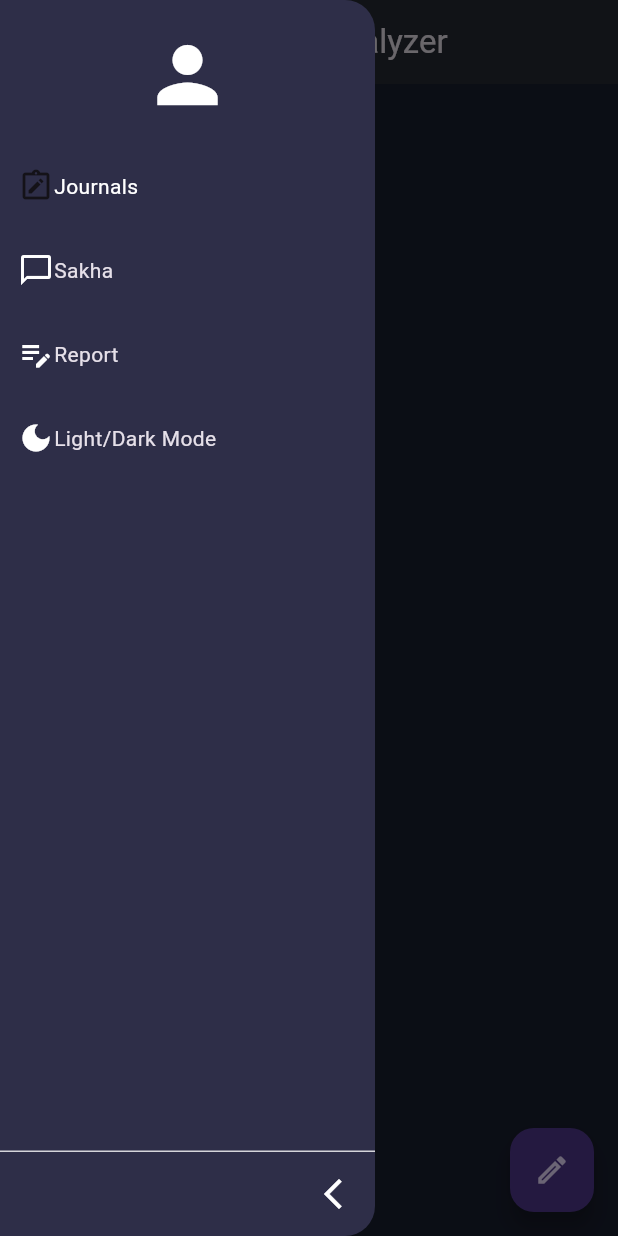
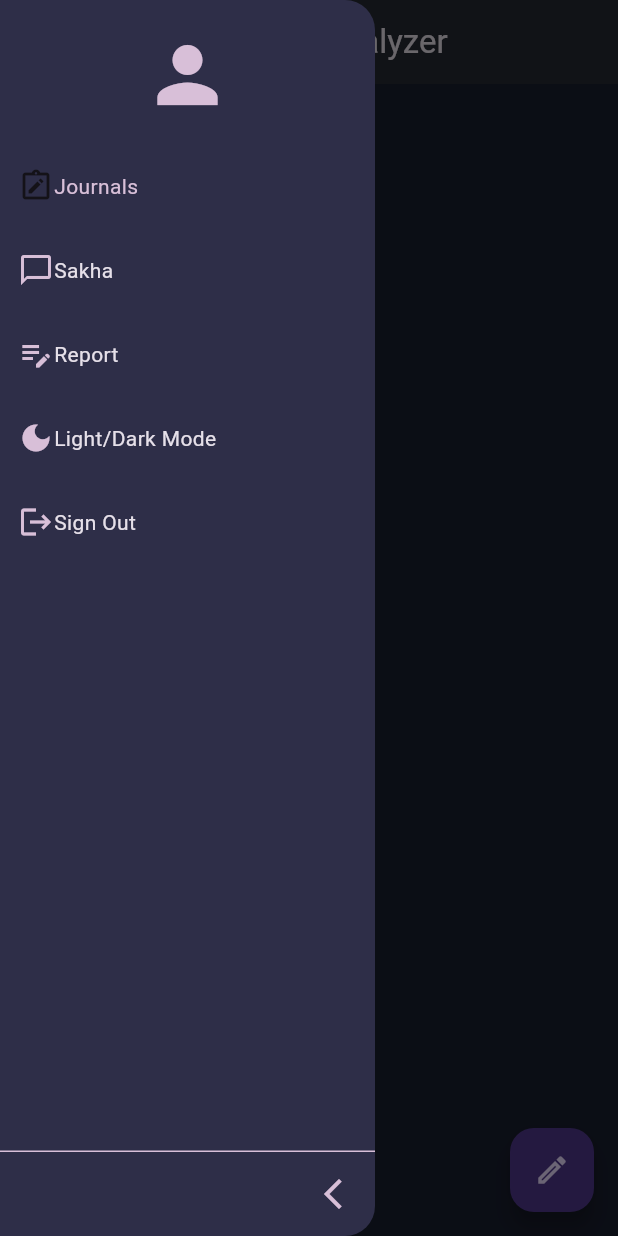
Before and after one commit to Pragya1904/major_project, a Flutter app: the MyHomePage screen opened directly, with the side drawer open, on a phone screen of 412 x 824 dp. Run offline on Flutter 3.47's test engine with Material 3 defaults, Android fonts, the phone set to English and light mode, and no system bars; drawn by our look-alikes of sidebarx; our stand-ins replace appwrite, fl_chart, google_generative_ai, table_calendar; statements that could not run were skipped.

Commit message:
sign out feature updated

```diff
--- a/lib/chatbot/presentation/pages/chat_page.dart
+++ b/lib/chatbot/presentation/pages/chat_page.dart
@@ -207,6 +207,7 @@ class _ChatPageState extends State<ChatPage> {
     width=MediaQuery.of(context).size.height;
 
     return Scaffold(
+
       floatingActionButton: FloatingActionButton(
         onPressed: () {
           Provider.of<AuthAPI>(context, listen: false).scrollToBottom();
--- a/lib/chatbot/presentation/pages/home_page.dart
+++ b/lib/chatbot/presentation/pages/home_page.dart
@@ -2,11 +2,14 @@ import 'package:flutter/material.dart';
 import 'package:major_project/chatbot/presentation/pages/chat_page.dart';
 import 'package:major_project/chatbot/presentation/pages/journal_list_page.dart';
 import 'package:major_project/chatbot/presentation/pages/report_page.dart';
+import 'package:provider/provider.dart';
 import 'package:sidebarx/sidebarx.dart';
 
-const primaryColor = Color(0xFF6252DA);
-const canvasColor = Color(0xFF2E2E48);
-const scaffoldBackgroundColor = Color(0xFF7777B6);
+import '../../../appwrite/auth_api.dart';
+import '../../../constants.dart';
+import 'login_page.dart';
+
+
 
 class HomePage extends StatelessWidget {
   const HomePage({Key? key}) : super(key: key);
@@ -79,11 +82,37 @@ class _MyHomePageState extends State<MyHomePage> {
                           return ReportPage();
                           case 3: _key.currentState?.closeDrawer();
                           return Center(
-                            child: Text('Theme',style: TextStyle(color: Colors.white,fontSize: 40),),
+                            child: Text('Theme',style: TextStyle(color: canvasColor,fontSize: 40),),
+                          );
+                          case 4: _key.currentState?.closeDrawer();
+                          return Center(
+                            child: AlertDialog(
+                              title: const Text("Confirm Sign Out",style: TextStyle(color: canvasColor,fontSize: 20),),
+                              content: const Text('Are you sure you want to sign out?',style: TextStyle(color: canvasColor,fontSize: 12)),
+                                actions: [
+                                  TextButton(
+                                    onPressed: () {
+                                      Provider.of<AuthAPI>(context, listen: false).signOut();
+                                      Navigator.pushAndRemoveUntil(context,MaterialPageRoute(builder: (context) => LoginPage()) , (route) => false);
+                                    },
+                                    child: const Text('Yes',style: TextStyle(color: canvasColor,fontSize: 15)),
+                                  ),
+                                  TextButton(
+                                    onPressed: () {
+                                      Navigator.pushReplacement<void, void>(
+                                          context,
+                                          MaterialPageRoute<void>(
+                                          builder: (BuildContext context) => const HomePage(),
+                                      ));
+                                    },
+                                    child: const Text('No',style: TextStyle(color: canvasColor,fontSize: 15)),
+                                  ),
+                                ]
+                            )
                           );
                           default:
                             return Center(
-                              child: Text('Home',style: TextStyle(color: Colors.white,fontSize: 40),),
+                              child: Text('Home',style: TextStyle(color: canvasColor,fontSize: 40),),
                             );
                         }
                       },
@@ -110,20 +139,20 @@ class SideBarXExample extends StatelessWidget {
             borderRadius: BorderRadius.only(topRight: Radius.circular(20),bottomRight: Radius.circular(20))
         ),
         iconTheme: IconThemeData(
-          color: Colors.white,
+          color: scaffoldBackgroundColor,
         ),
-        selectedTextStyle: const TextStyle(color: Colors.white),
+        selectedTextStyle: const TextStyle(color: scaffoldBackgroundColor),
 
       ),
       extendedTheme: const SidebarXTheme(
           width: 250
       ),
 
-      footerDivider: Divider(color:  Colors.white.withOpacity(0.8), height: 1),
+      footerDivider: Divider(color: scaffoldBackgroundColor, height: 1),
       headerBuilder: (context,extended){
         return const  SizedBox(
           height: 100,
-          child: Icon(Icons.person,size: 60,color: Colors.white,),
+          child: Icon(Icons.person,size: 60,color: scaffoldBackgroundColor,),
         );
       },
 
@@ -132,6 +161,7 @@ class SideBarXExample extends StatelessWidget {
         SidebarXItem(icon: Icons.chat_bubble_outline_outlined, label: 'Sakha'),
         SidebarXItem(icon: Icons.edit_note, label: 'Report'),
         SidebarXItem(icon: Icons.dark_mode, label: 'Light/Dark Mode'),
+        SidebarXItem(icon: Icons.logout, label: 'Sign Out'),
       ],
     );
   }
--- a/lib/constants.dart
+++ b/lib/constants.dart
@@ -1,4 +1,11 @@
 import 'package:flutter/material.dart';
+
+
+//root
+const primaryColor = Color(0xFF6252DA);
+const canvasColor = Color(0xFF2E2E48);
+const scaffoldBackgroundColor = Color(0xffD8BFD8);
+// Colors.purple.shade50;
 
 //appwrite
 const String APPWRITE_PROJECT_ID = "6637ad0b002483ef1fb6";
@@ -20,5 +27,5 @@ const textFieldBgColor = Colors.grey;
 const textFieldTextColor = Colors.white;
 
 //messages_page
-const userMsgBubbleColor = Color(0xff2877ef);
-const botMsgBubbleColor = Color(0xff232b3f);
+const userMsgBubbleColor = Color(0xff9B7FF6);
+const botMsgBubbleColor = Color(0xff0D0F27);
--- a/pubspec.yaml
+++ b/pubspec.yaml
@@ -66,8 +66,8 @@ flutter:
   uses-material-design: true
 
   # To add assets to your application, add an assets section, like this:
-  # assets:
-  #   - images/a_dot_burr.jpeg
+  assets:
+    - images/bg.png
   #   - images/a_dot_ham.jpeg
 
   # An image asset can refer to one or more resolution-specific "variants", see
```
Also changed, not shown: assets/images/bg.png (added).
